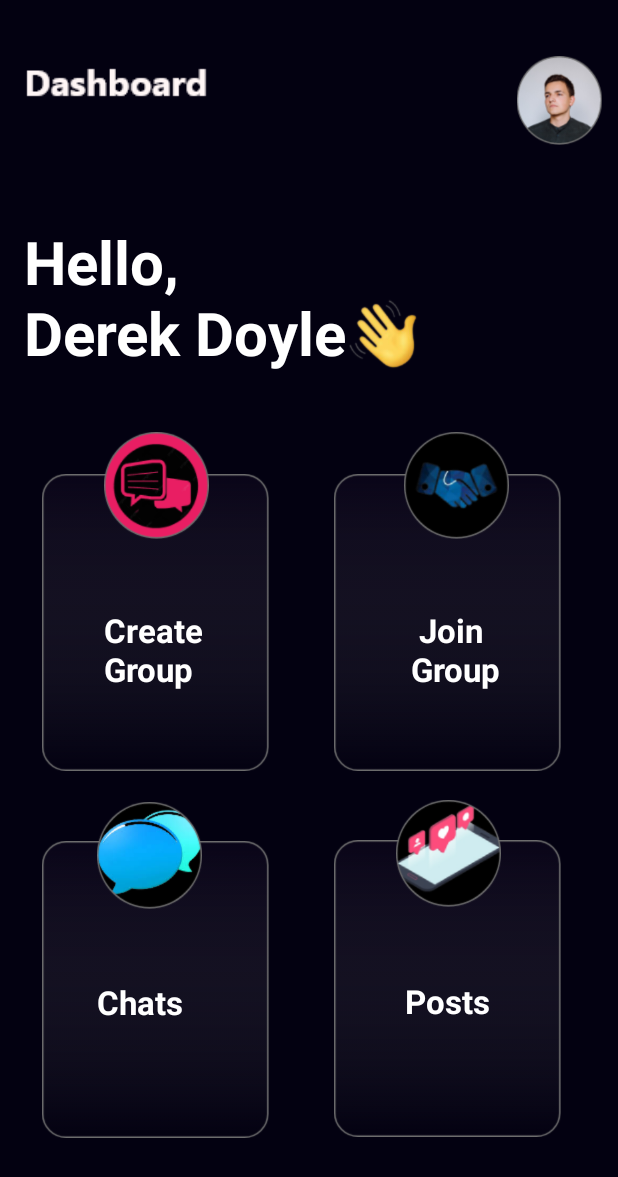
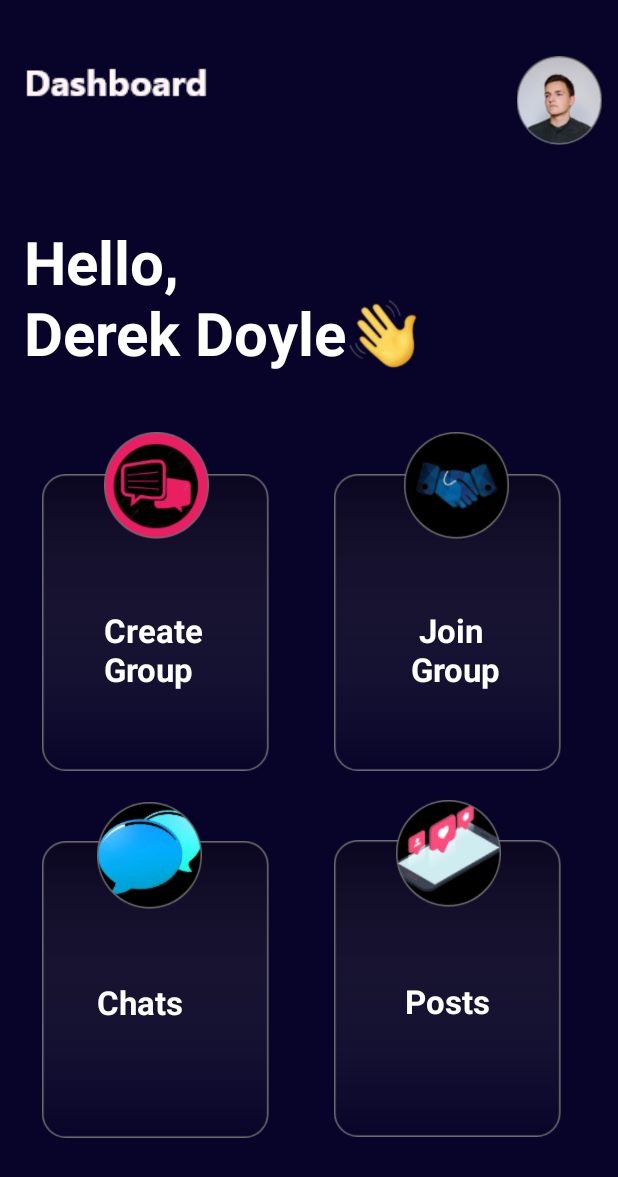
Before and after one commit to sauravkumar-2002/combo-x, an Android app: the dashboardg screen opened directly, with no data from a screen before it, on a phone screen of 412 x 824 dp. Shown: the top 1177 px of the screen. Run offline under Robolectric (Android 15) with nearby library versions, the phone set to English and light mode, and no system bars.

Commit message:
dashboard updated 2

```diff
--- a/app/src/main/res/layout/activity_dashboardg.xml
+++ b/app/src/main/res/layout/activity_dashboardg.xml
@@ -4,7 +4,7 @@
     xmlns:tools="http://schemas.android.com/tools"
     android:layout_width="match_parent"
     android:layout_height="match_parent"
-    android:background="#030111"
+    android:background="#080429"
     tools:context=".dashboardg">
 
 
```
